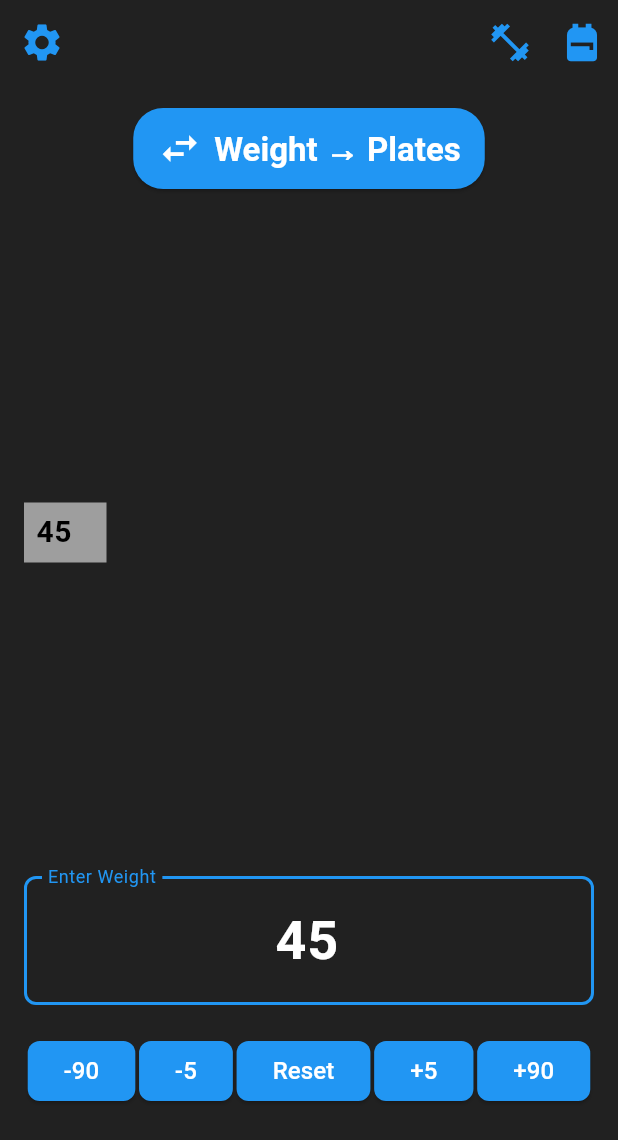
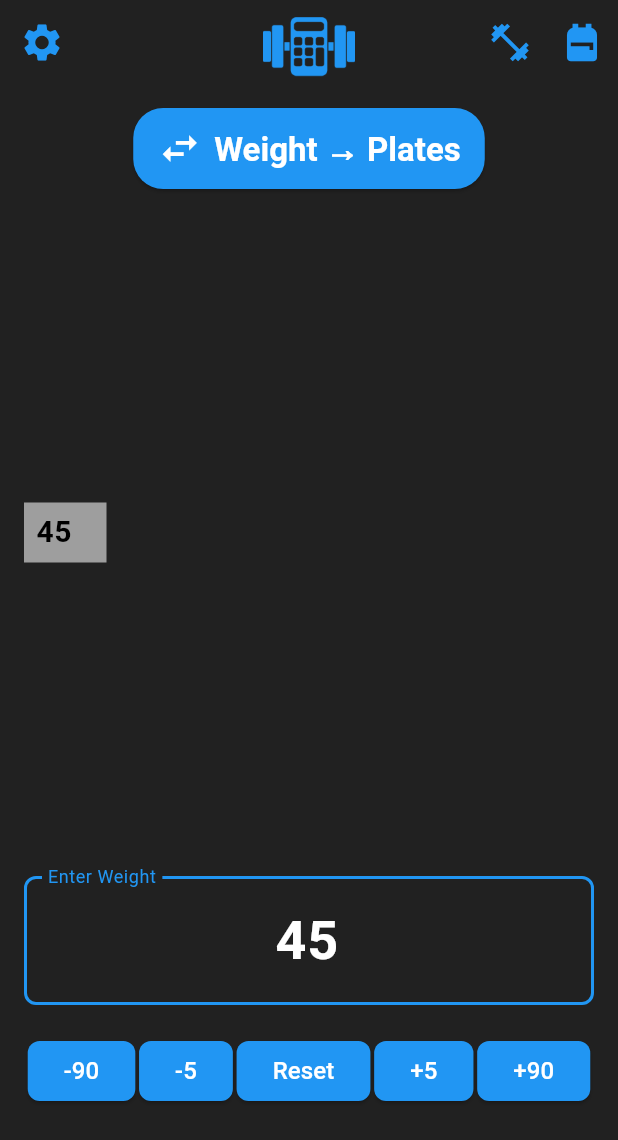
Before and after one commit to Baggins5066/barbellCalculator, a Flutter app: the screen it shows after launch, on a phone screen of 412 x 824 dp. Shown: the top 1140 px of the screen. Run offline on Flutter 3.47's test engine with Material 3 defaults, Android fonts, the phone set to English and light mode, and no system bars; drawn by our look-alikes of google_mobile_ads; our stand-ins replace in_app_purchase, shared_preferences; network calls fail.

Commit message:
Fixed logo alignment on different devices

```diff
--- a/barbell_calculator/lib/main.dart
+++ b/barbell_calculator/lib/main.dart
@@ -648,7 +648,7 @@ class _BarbellCalculatorHomeState extends State<BarbellCalculatorHome> with Sing
                 Positioned(
                   left: 0,
                   right: 0,
-                  top: 56, // (AppBar height 56 - logo height 40) / 2
+                  top: constraints.maxHeight - 45, // Lift logo up by 5 pixels
                   child: Image.asset(
                     'assets/logo.png',
                     height: 40,
```
